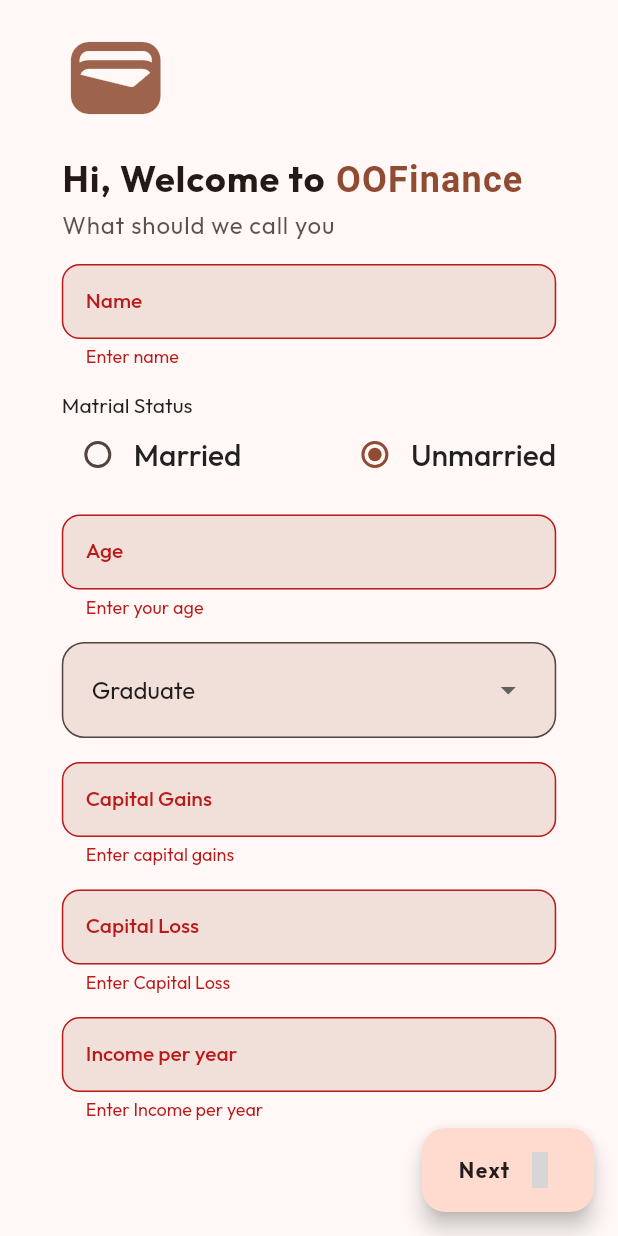
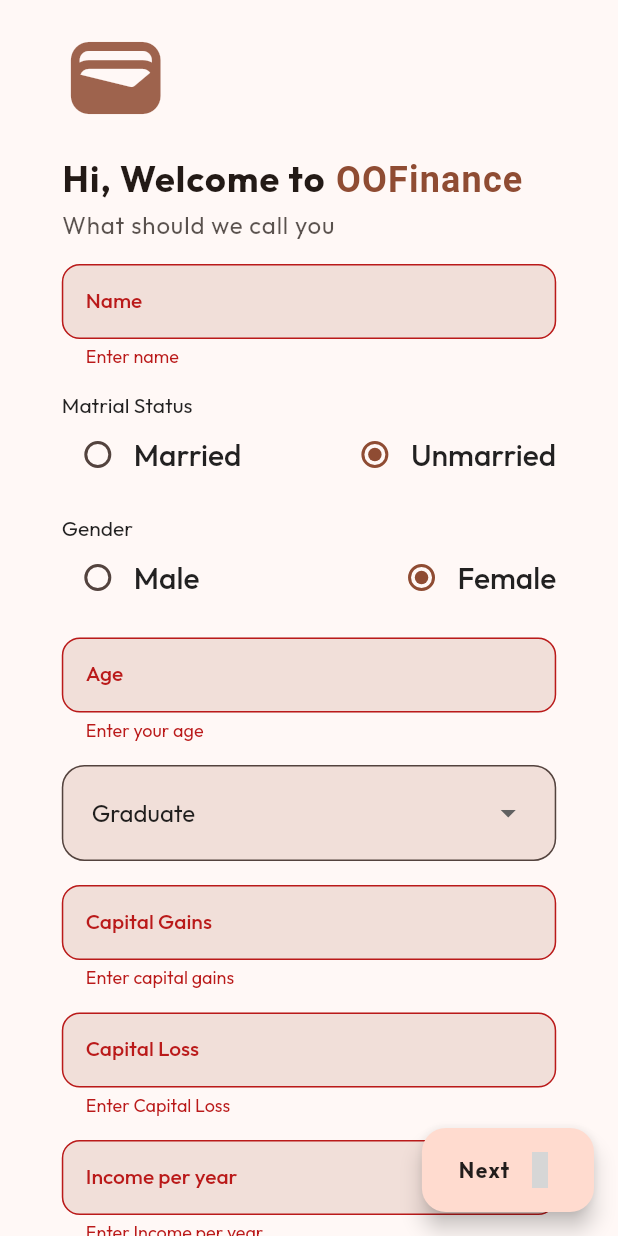
Before and after one commit to JadenFurtado/HackNiche_WeDontKnow, a Flutter app: the UserNamePage screen opened by its route, after a tap on "Next", on a phone screen of 412 x 824 dp. Run offline on Flutter 3.47's test engine with Material 2 defaults, Android fonts, the phone set to English and light mode, and no system bars; drawn by our look-alikes of dynamic_color; our stand-ins replace csv, device_info_plus, equatable, file_picker, fl_chart, flutter_bloc and 14 more; missing offline and left inert: chart_sparkline; accounts and stored records are empty; generated files the repository leaves out were written again; grey boxes are pictures that could not be loaded.

Commit message:
user gender field

```diff
--- a/lib/src/core/constants.dart
+++ b/lib/src/core/constants.dart
@@ -9,6 +9,13 @@
 const String dynamicThemeKey = 'key_dynamic_color';
 const String biometricKey = 'key_biometric';
 const String userNameKey = 'user_name_key';
+const String userAgeKey = 'user_age_key';
+const String userMatrialStatusKey = 'user_marital_status_key';
+const String userEducationKey = 'user_education_key';
+const String userCapitalGainKey = 'userCapitalGainKey';
+const String userCapitalLossKey = 'userCapitalLossKey';
+const String userIncomeKey = 'userIncomeKey';
+const String userGenderKey = 'userGenderKey';
 const String userIntroKey = 'user_intro_key';
 const String userImageKey = 'user_image_key';
 const String userAuthKey = 'user_auth_key';
--- a/lib/src/presentation/login/pages/user_name_page.dart
+++ b/lib/src/presentation/login/pages/user_name_page.dart
@@ -47,6 +47,7 @@
   final _incomeController = TextEditingController();
   final _formState = GlobalKey<FormState>();
   bool _matrialStatus = false;
+  bool _gender = true;
   Education _education = Education.graduate;
 
   @override
@@ -150,6 +151,9 @@
                           const Text("Matrial Status"),
                           _matrialStatusWidget(),
                           const SizedBox(height: 16),
+                          const Text("Gender"),
+                          _genderWidget(),
+                          const SizedBox(height: 16),
                           TextFormField(
                             controller: _ageController,
                             decoration: const InputDecoration(
@@ -158,11 +162,11 @@
                             ),
                             keyboardType: TextInputType.number,
                             validator: (val) {
-                              if (val!.isNotEmpty) {
-                                return null;
-                              } else {
+                              if (val == null || val.isEmpty) {
                                 return "Enter your age";
                               }
+
+                              return null;
                             },
                           ),
                           const SizedBox(height: 16),
@@ -226,9 +230,16 @@
           floatingActionButton: FloatingActionButton.extended(
             onPressed: () {
               if (_formState.currentState!.validate()) {
-                value
-                    .put(userNameKey, _nameController.text)
-                    .then((value) => context.go(userImagePath));
+                value.putAll({
+                  userNameKey: _nameController.text,
+                  userAgeKey: int.parse(_ageController.text),
+                  userMatrialStatusKey: _matrialStatus,
+                  userEducationKey: _education,
+                  userCapitalGainKey: int.parse(_capGainController.text),
+                  userCapitalLossKey: int.parse(_capLossController.text),
+                  userIncomeKey: int.parse(_incomeController.text),
+                  userGenderKey: _gender,
+                }).then((value) => context.go(userImagePath));
               }
             },
             extendedPadding: const EdgeInsets.symmetric(horizontal: 24),
@@ -315,4 +326,42 @@
       ],
     );
   }
+
+  Widget _genderWidget() {
+    return Row(
+      mainAxisAlignment: MainAxisAlignment.spaceBetween,
+      children: [
+        Row(
+          children: [
+            Radio<bool>(
+              value: false,
+              groupValue: _gender,
+              onChanged: (val) {
+                if (val == null) return;
+                setState(() {
+                  _gender = val;
+                });
+              },
+            ),
+            Text("Male", style: Theme.of(context).textTheme.titleLarge),
+          ],
+        ),
+        Row(
+          children: [
+            Radio<bool>(
+              value: true,
+              groupValue: _gender,
+              onChanged: (val) {
+                if (val == null) return;
+                setState(() {
+                  _gender = val;
+                });
+              },
+            ),
+            Text("Female", style: Theme.of(context).textTheme.titleLarge),
+          ],
+        ),
+      ],
+    );
+  }
 }
```
